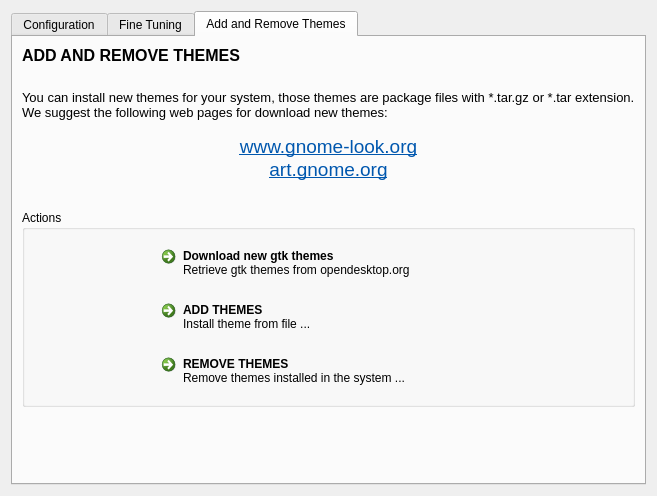
Old version of the form src/ui/gui.ui in the repository KDE/kde-gtk-config.
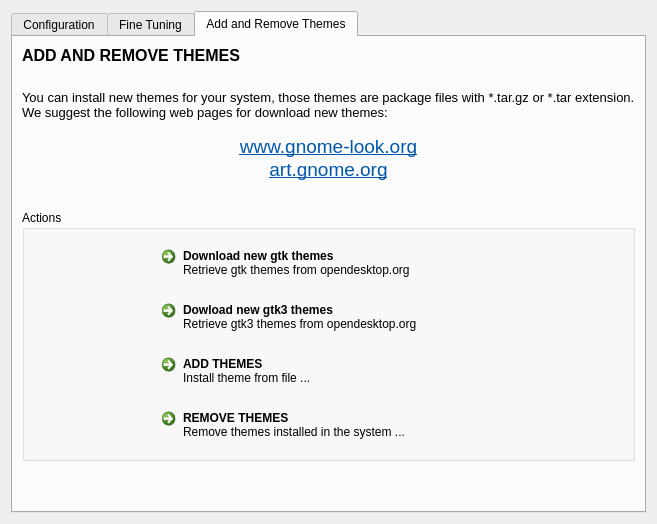
New version of the form. The open tabs and pages were chosen to show the change. Icons and pictures are not drawn.

Diff of the .ui file:
```diff
--- a/src/ui/gui.ui
+++ b/src/ui/gui.ui
@@ -390,6 +390,19 @@
                </property>
               </widget>
              </item>
+             <item row="3" column="1">
+              <widget class="QComboBox" name="cb_theme_gtk3"/>
+             </item>
+             <item row="3" column="0">
+              <widget class="QLabel" name="label_21">
+               <property name="text">
+                <string>Select a GTK3 Theme </string>
+               </property>
+               <property name="alignment">
+                <set>Qt::AlignLeading|Qt::AlignLeft|Qt::AlignVCenter</set>
+               </property>
+              </widget>
+             </item>
             </layout>
            </widget>
           </item>
@@ -676,7 +689,7 @@
           <string>Actions</string>
          </property>
          <layout class="QGridLayout" name="gridLayout_2">
-          <item row="2" column="1">
+          <item row="3" column="1">
            <widget class="QCommandLinkButton" name="clb_add_theme">
             <property name="minimumSize">
              <size>
@@ -692,7 +705,7 @@
             </property>
            </widget>
           </item>
-          <item row="5" column="1">
+          <item row="6" column="1">
            <widget class="QCommandLinkButton" name="clb_remove_theme">
             <property name="minimumSize">
              <size>
@@ -708,7 +721,7 @@
             </property>
            </widget>
           </item>
-          <item row="2" column="0">
+          <item row="3" column="0">
            <spacer name="horizontalSpacer_2">
             <property name="orientation">
              <enum>Qt::Horizontal</enum>
@@ -721,7 +734,7 @@
             </property>
            </spacer>
           </item>
-          <item row="5" column="0">
+          <item row="6" column="0">
            <spacer name="horizontalSpacer_4">
             <property name="orientation">
              <enum>Qt::Horizontal</enum>
@@ -734,7 +747,7 @@
             </property>
            </spacer>
           </item>
-          <item row="2" column="2">
+          <item row="3" column="2">
            <spacer name="horizontalSpacer_5">
             <property name="orientation">
              <enum>Qt::Horizontal</enum>
@@ -747,7 +760,7 @@
             </property>
            </spacer>
           </item>
-          <item row="5" column="2">
+          <item row="6" column="2">
            <spacer name="horizontalSpacer_6">
             <property name="orientation">
              <enum>Qt::Horizontal</enum>
@@ -774,6 +787,16 @@
             </property>
            </widget>
           </item>
+          <item row="2" column="1">
+           <widget class="QCommandLinkButton" name="but_theme_gtk3_ghns">
+            <property name="text">
+             <string>Dowload new gtk3 themes</string>
+            </property>
+            <property name="description">
+             <string>Retrieve gtk3 themes from opendesktop.org</string>
+            </property>
+           </widget>
+          </item>
          </layout>
         </widget>
        </item>
```
